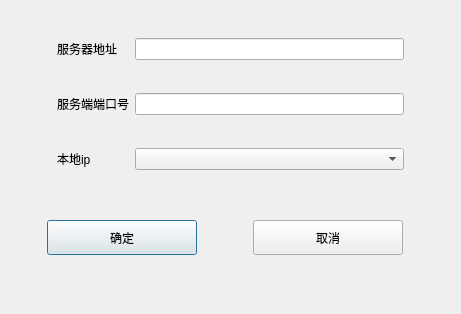
First picture: the form in netClient/setdialog.ui, repository heluxi/netChat, before the edit.
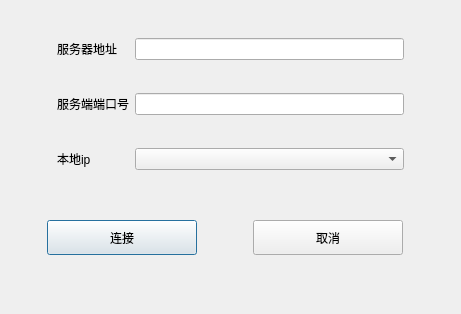
Second picture: the form after the edit.

```diff
--- a/netClient/setdialog.ui
+++ b/netClient/setdialog.ui
@@ -105,7 +105,7 @@
          </size>
         </property>
         <property name="text">
-         <string>确定</string>
+         <string>连接</string>
         </property>
        </widget>
       </item>
```
